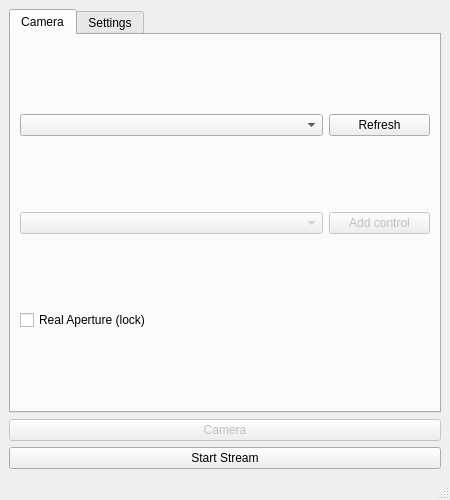
Before: the Qt Designer form src/gui/mainwindow.ui in david-polak/dslr-webcam, drawn with Qt 5.
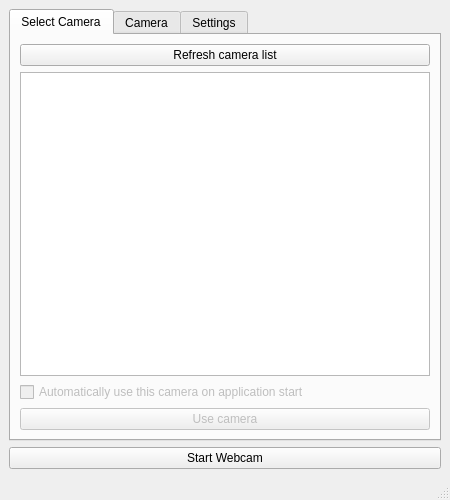
After: the same form once the commit is applied.

```diff
--- a/src/gui/mainwindow.ui
+++ b/src/gui/mainwindow.ui
@@ -23,7 +23,53 @@
       <property name="currentIndex">
        <number>0</number>
       </property>
+      <widget class="QWidget" name="selectCameraTab">
+       <property name="sizePolicy">
+        <sizepolicy hsizetype="Expanding" vsizetype="Expanding">
+         <horstretch>0</horstretch>
+         <verstretch>0</verstretch>
+        </sizepolicy>
+       </property>
+       <attribute name="title">
+        <string>Select Camera</string>
+       </attribute>
+       <layout class="QVBoxLayout" name="verticalLayout_2">
+        <item>
+         <widget class="QPushButton" name="refreshBtn">
+          <property name="text">
+           <string>Refresh camera list</string>
+          </property>
+         </widget>
+        </item>
+        <item>
+         <widget class="QListView" name="cameraList"/>
+        </item>
+        <item>
+         <widget class="QCheckBox" name="rememberCameraCheckbox">
+          <property name="enabled">
+           <bool>false</bool>
+          </property>
+          <property name="text">
+           <string>Automatically use this camera on application start</string>
+          </property>
+         </widget>
+        </item>
+        <item>
+         <widget class="QPushButton" name="useCameraBtn">
+          <property name="enabled">
+           <bool>false</bool>
+          </property>
+          <property name="text">
+           <string>Use camera</string>
+          </property>
+         </widget>
+        </item>
+       </layout>
+      </widget>
       <widget class="QWidget" name="cameraTab">
+       <property name="enabled">
+        <bool>true</bool>
+       </property>
        <property name="sizePolicy">
         <sizepolicy hsizetype="Expanding" vsizetype="Expanding">
          <horstretch>0</horstretch>
@@ -34,20 +80,6 @@
         <string>Camera</string>
        </attribute>
        <layout class="QVBoxLayout" name="cameraVerticalLayout">
-        <item>
-         <layout class="QHBoxLayout" name="horizontalLayout_4" stretch="3,1">
-          <item>
-           <widget class="QComboBox" name="cameraBox"/>
-          </item>
-          <item>
-           <widget class="QPushButton" name="refreshBtn">
-            <property name="text">
-             <string>Refresh</string>
-            </property>
-           </widget>
-          </item>
-         </layout>
-        </item>
         <item>
          <layout class="QHBoxLayout" name="horizontalLayout_5" stretch="3,1">
           <item>
@@ -133,31 +165,15 @@
      </widget>
     </item>
     <item>
-     <layout class="QHBoxLayout" name="horizontalLayout_2">
-      <item>
-       <widget class="QPushButton" name="cameraBtn">
-        <property name="enabled">
-         <bool>false</bool>
-        </property>
-        <property name="text">
-         <string>Camera</string>
-        </property>
-        <property name="checkable">
-         <bool>true</bool>
-        </property>
-       </widget>
-      </item>
-     </layout>
-    </item>
-    <item>
-     <layout class="QHBoxLayout" name="horizontalLayout" stretch="0">
+     <layout class="QHBoxLayout" name="startBtnLayout" stretch="0">
       <property name="spacing">
        <number>6</number>
       </property>
       <item>
-       <widget class="QPushButton" name="streamControlBtn">
+       <widget class="QPushButton" name="startBtn">
         <property name="font">
          <font>
+          <weight>50</weight>
           <bold>false</bold>
           <strikeout>false</strikeout>
          </font>
@@ -166,7 +182,7 @@
          <bool>false</bool>
         </property>
         <property name="text">
-         <string>Start Stream</string>
+         <string>Start Webcam</string>
         </property>
         <property name="checkable">
          <bool>true</bool>
```
Left out of the diff: 4 changed lines with no effect on the pictures.
